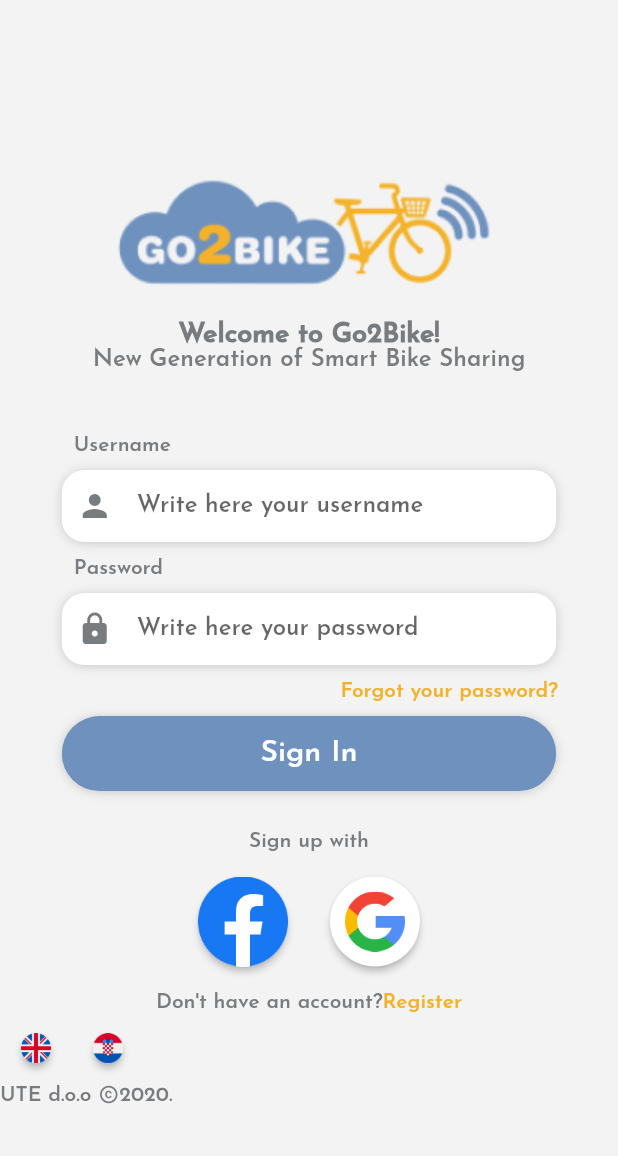
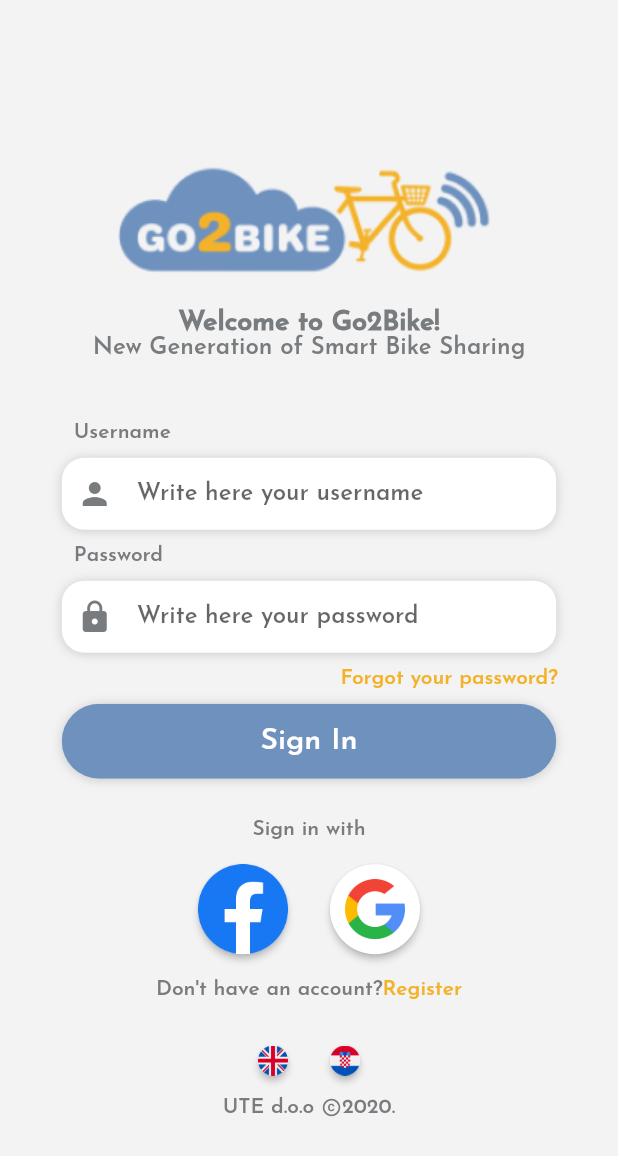
Before and after one commit to lucijaba7/Go2Bike, a Flutter app: the screen it shows after launch, after a tap on "Sign In", on a phone screen of 412 x 824 dp. Shown: the top 1156 px of the screen. Run offline on Flutter 3.47's test engine with Material 2 defaults, Android fonts, the phone set to English and light mode, and no system bars.

Commit message:
code refactoring

```diff
--- a/assets/lang/en.json
+++ b/assets/lang/en.json
@@ -15,7 +15,7 @@
     "repeat_password": "Repeat password",
     "repeat_password_description": "Repeat here your password",
     "forgot_password": "Forgot your password?",
-    "signup_with": "Sign up with",
+    "signin_with": "Sign in with",
     "no_account": "Don't have an account?",
     "register_2": "Register",
     "have_account": "Have an account?",
--- a/assets/lang/hr.json
+++ b/assets/lang/hr.json
@@ -15,7 +15,7 @@
     "repeat_password": "Ponovite lozinku",
     "repeat_password_description": "Ponovno upišite svoju lozinku",
     "forgot_password": "Zaboravili ste lozinku?",
-    "signup_with": "Prijavite se putem",
+    "signin_with": "Prijavite se putem",
     "no_account": "Nemate račun?",
     "register_2": "Registrirajte se",
     "have_account": "Imate račun?",
--- /dev/null
+++ b/lib/Screens/Login/components/social_media.dart
@@ -0,0 +1,44 @@
+import 'package:flutter/material.dart';
+import 'package:go2bike/localization/app_localization.dart';
+
+class SocialMedia extends StatelessWidget {
+  @override
+  Widget build(BuildContext context) {
+    Size size = MediaQuery.of(context).size;
+    return Column(
+      mainAxisAlignment: MainAxisAlignment.center,
+      children: <Widget>[
+        Text(
+          AppLocalization.of(context).translate('signin_with'),
+        ),
+        SizedBox(height: size.height * 0.02),
+        Row(
+          mainAxisAlignment: MainAxisAlignment.center,
+          children: [
+            RawMaterialButton(
+              onPressed: () {},
+              elevation: 2.0,
+              fillColor: Colors.white,
+              child: Image.asset(
+                "assets/images/facebook.png",
+                height: 60.0,
+              ),
+              shape: CircleBorder(),
+            ),
+            RawMaterialButton(
+              onPressed: () {},
+              elevation: 2.0,
+              fillColor: Colors.white,
+              child: Image.asset(
+                "assets/images/google.png",
+                height: 40.0,
+              ),
+              padding: EdgeInsets.all(10.0),
+              shape: CircleBorder(),
+            ),
+          ],
+        )
+      ],
+    );
+  }
+}
--- a/lib/Screens/Login/login_screen.dart
+++ b/lib/Screens/Login/login_screen.dart
@@ -1,7 +1,8 @@
 import 'package:flutter/material.dart';
-import 'package:go2bike/Screens/Signup/signup_screen.dart';
+import 'package:go2bike/screens/login/components/social_media.dart';
+import 'package:go2bike/screens/signup/signup_screen.dart';
 import 'package:go2bike/components/already_have_an_account_check.dart';
-import 'package:go2bike/components/forgot_password.dart';
+import 'package:go2bike/screens/login/components/forgot_password.dart';
 import 'package:go2bike/components/language_footer.dart';
 import 'package:go2bike/components/rounded_button.dart';
 import 'package:go2bike/components/rounded_input_field.dart';
@@ -25,10 +26,8 @@ class _LoginScreenState extends State<LoginScreen> {
           child: Column(
             mainAxisAlignment: MainAxisAlignment.center,
             children: <Widget>[
-              Positioned(
-                child: Image.asset(
+              Image.asset(
                   "assets/images/Logo.png",
-                ),
               ),
               Text(
                 AppLocalization.of(context).translate('signin_title'),
@@ -68,36 +67,7 @@ class _LoginScreenState extends State<LoginScreen> {
                 press: () {},
               ),
               SizedBox(height: size.height * 0.02),
-              Text(
-                AppLocalization.of(context).translate('signup_with'),
-              ),
-              SizedBox(height: size.height * 0.02),
-              Row(
-                mainAxisAlignment: MainAxisAlignment.center,
-                children: <Widget>[
-                  RawMaterialButton(
-                    onPressed: () {},
-                    elevation: 2.0,
-                    fillColor: Colors.white,
-                    child: Image.asset(
-                      "assets/images/facebook.png",
-                      height: 60.0,
-                    ),
-                    shape: CircleBorder(),
-                  ),
-                  RawMaterialButton(
-                    onPressed: () {},
-                    elevation: 2.0,
-                    fillColor: Colors.white,
-                    child: Image.asset(
-                      "assets/images/google.png",
-                      height: 40.0,
-                    ),
-                    padding: EdgeInsets.all(10.0),
-                    shape: CircleBorder(),
-                  )
-                ],
-              ),
+              SocialMedia(),
               SizedBox(height: size.height * 0.02),
               AlreadyHaveAnAccountCheck(
                 press: () {
@@ -111,6 +81,7 @@ class _LoginScreenState extends State<LoginScreen> {
                   );
                 },
               ),
+              SizedBox(height: size.height * 0.02),
               LanguageFooter()
             ],
           ),
--- a/lib/Screens/Welcome/components/body.dart
+++ /dev/null
@@ -1,68 +0,0 @@
-import 'package:flutter/material.dart';
-import 'package:go2bike/Screens/Signup/signup_screen.dart';
-import 'package:go2bike/Screens/Login/login_screen.dart';
-import 'package:go2bike/components/language_footer.dart';
-import 'package:go2bike/components/rounded_button.dart';
-import 'package:go2bike/constraints.dart';
-import 'package:go2bike/localization/app_localization.dart';
-
-class Body extends StatelessWidget {
-  @override
-  Widget build(BuildContext context) {
-    Size size = MediaQuery.of(context).size;
-    return Container(
-      height: size.height,
-      width: double.infinity,
-      alignment: Alignment.center,
-      child: SingleChildScrollView(
-        child: Column(
-          mainAxisAlignment: MainAxisAlignment.center,
-          children: <Widget>[
-            SizedBox(height: size.height * 0.04),
-            Positioned(
-              top: 0,
-              left: 0,
-              child: Image.asset(
-                "assets/images/Logo.png",
-              ),
-            ),
-            /*SvgPicture.asset(
-              "assets/images/Logo.svg",
-            ),*/
-            SizedBox(height: size.height * 0.04),
-            RoundedButton(
-              text: AppLocalization.of(context).translate('signin'),
-              press: () {
-                Navigator.push(
-                  context,
-                  MaterialPageRoute(
-                    builder: (context) {
-                      return LoginScreen();
-                    },
-                  ),
-                );
-              },
-            ),
-            RoundedButton(
-              text: AppLocalization.of(context)
-                  .translate('register'), //getTranslated(context, 'register'),
-              color: Colors.white,
-              textColor: kPrimaryDarkColor,
-              press: () {
-                Navigator.push(
-                  context,
-                  MaterialPageRoute(
-                    builder: (context) {
-                      return SignUpScreen();
-                    },
-                  ),
-                );
-              },
-            ),
-            LanguageFooter(),
-          ],
-        ),
-      ),
-    );
-  }
-}
--- a/lib/Screens/Welcome/welcome_screen.dart
+++ b/lib/Screens/Welcome/welcome_screen.dart
@@ -1,11 +1,61 @@
 import 'package:flutter/material.dart';
-import 'package:go2bike/Screens/Welcome/components/body.dart';
+import 'package:go2bike/screens/signup/signup_screen.dart';
+import 'package:go2bike/screens/login/login_screen.dart';
+import 'package:go2bike/components/language_footer.dart';
+import 'package:go2bike/components/rounded_button.dart';
+import 'package:go2bike/constraints.dart';
+import 'package:go2bike/localization/app_localization.dart';
 
 class WelcomeScreen extends StatelessWidget {
   @override
   Widget build(BuildContext context) {
+    Size size = MediaQuery.of(context).size;
     return Scaffold(
-      body: Body(),
+      body: SingleChildScrollView(
+        child: Container(
+          height: size.height,
+          width: double.infinity,
+          child: Column(
+            mainAxisAlignment: MainAxisAlignment.center,
+            children: <Widget>[
+              SizedBox(height: size.height * 0.04),
+              Image.asset(
+                "assets/images/Logo.png",
+              ),
+              SizedBox(height: size.height * 0.04),
+              RoundedButton(
+                text: AppLocalization.of(context).translate('signin'),
+                press: () {
+                  Navigator.push(
+                    context,
+                    MaterialPageRoute(
+                      builder: (context) {
+                        return LoginScreen();
+                      },
+                    ),
+                  );
+                },
+              ),
+              RoundedButton(
+                text: AppLocalization.of(context).translate('register'), //getTranslated(context, 'register'),
+                color: Colors.white,
+                textColor: kPrimaryDarkColor,
+                press: () {
+                  Navigator.push(
+                    context,
+                    MaterialPageRoute(
+                      builder: (context) {
+                        return SignUpScreen();
+                      },
+                    ),
+                  );
+                },
+              ),
+              LanguageFooter(),
+            ],
+          ),
+        ),
+      ),
     );
   }
 }
--- a/lib/components/language_footer.dart
+++ b/lib/components/language_footer.dart
@@ -35,6 +35,7 @@ class _LanguageFooterState extends State<LanguageFooter> {
       child: Column(
         children: <Widget>[
           Row(
+            mainAxisAlignment: MainAxisAlignment.center,
             children: <Widget>[
               //LanguageButton(),
               RawMaterialButton(
@@ -64,6 +65,7 @@ class _LanguageFooterState extends State<LanguageFooter> {
             ],
           ),
           Row(
+            mainAxisAlignment: MainAxisAlignment.center,
             children: <Widget>[
               Text("UTE d.o.o "),
               Icon(
--- a/lib/main.dart
+++ b/lib/main.dart
@@ -1,5 +1,5 @@
 import 'package:flutter/material.dart';
-import 'package:go2bike/Screens/Welcome/welcome_screen.dart';
+import 'package:go2bike/screens/welcome/welcome_screen.dart';
 import 'package:go2bike/constraints.dart';
 import 'package:flutter_localizations/flutter_localizations.dart';
 import 'package:go2bike/localization/app_localization.dart';
```
Also changed, not shown: lib/Screens/Signup/components/signup_form.dart (added, +39 -0 lines), lib/Screens/Signup/signup_screen.dart (+8 -35 lines), lib/Screens/Welcome/components/background.dart (deleted, +0 -31 lines), lib/Screens/Login/components/forgot_password.dart (renamed from lib/components/forgot_password.dart), pubspec.lock.
